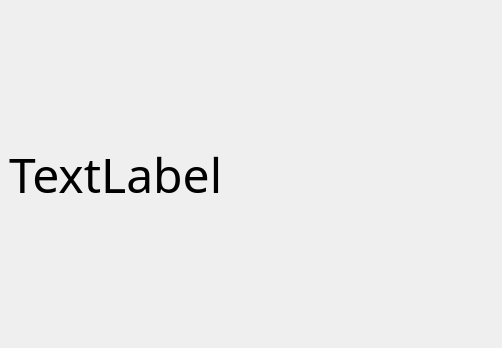
Above: displaywindow.ui from hqy2000/Caption before the change. Below: the same form after it.
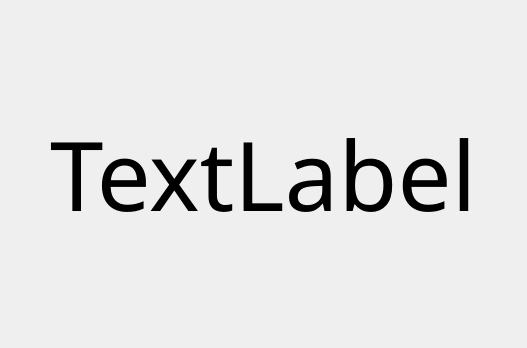
That is the form after the change.

```diff
--- a/displaywindow.ui
+++ b/displaywindow.ui
@@ -15,6 +15,18 @@
   </property>
   <widget class="QWidget" name="centralwidget">
    <layout class="QGridLayout" name="gridLayout">
+    <property name="leftMargin">
+     <number>50</number>
+    </property>
+    <property name="topMargin">
+     <number>50</number>
+    </property>
+    <property name="rightMargin">
+     <number>50</number>
+    </property>
+    <property name="bottomMargin">
+     <number>50</number>
+    </property>
     <item row="0" column="0">
      <widget class="QLabel" name="label">
       <property name="enabled">
@@ -29,7 +41,7 @@
       <property name="font">
        <font>
         <family>.黑体-日本语</family>
-        <pointsize>36</pointsize>
+        <pointsize>72</pointsize>
        </font>
       </property>
       <property name="text">
```
